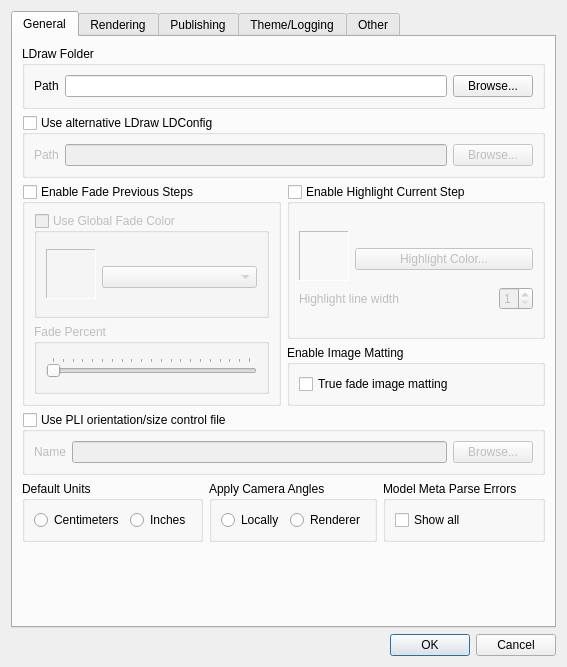
First picture: the form in mainApp/preferences.ui, repository trevorsandy/lpub3d-ci, before the edit.
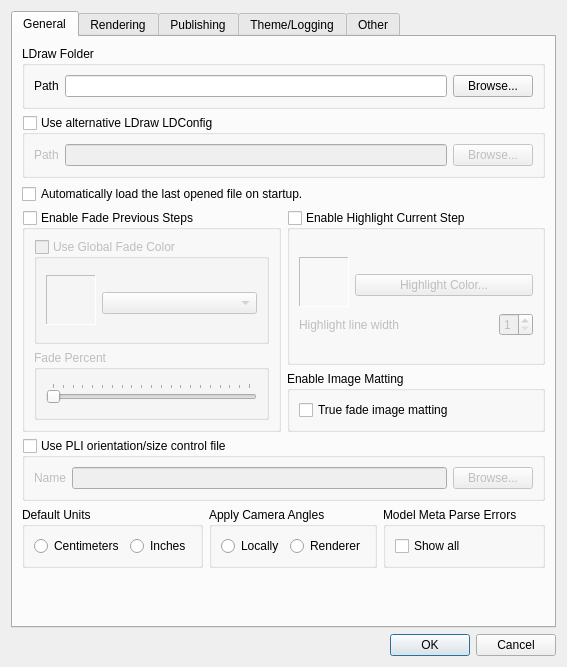
Second picture: the form after the edit. Icons and pictures are not drawn.

Commit message: Preference setting to load last opened file [ticket]

The edit to the form file:
```diff
--- a/mainApp/preferences.ui
+++ b/mainApp/preferences.ui
@@ -141,6 +141,13 @@
          </layout>
         </widget>
        </item>
+       <item>
+        <widget class="QCheckBox" name="loadLastOpenedFileCheck">
+         <property name="text">
+          <string>Automatically load the last opened file on startup.</string>
+         </property>
+        </widget>
+       </item>
        <item>
         <layout class="QGridLayout" name="gridLayout_8">
          <item row="0" column="0" rowspan="2">
```
The commit also changes 8 other files.
